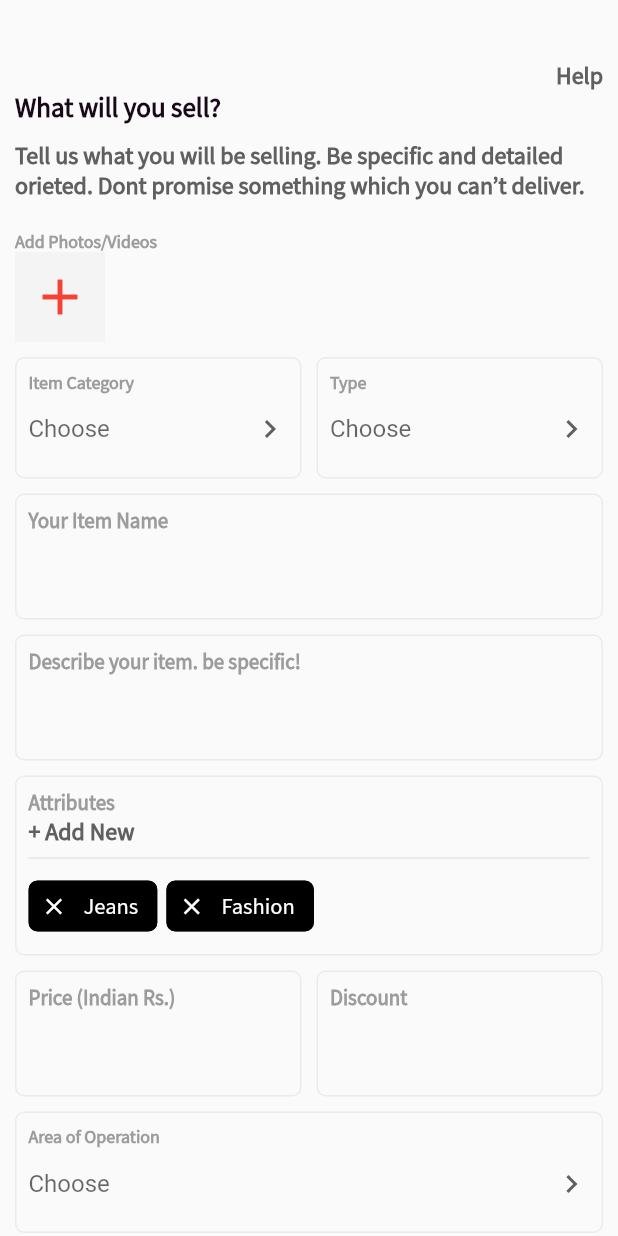
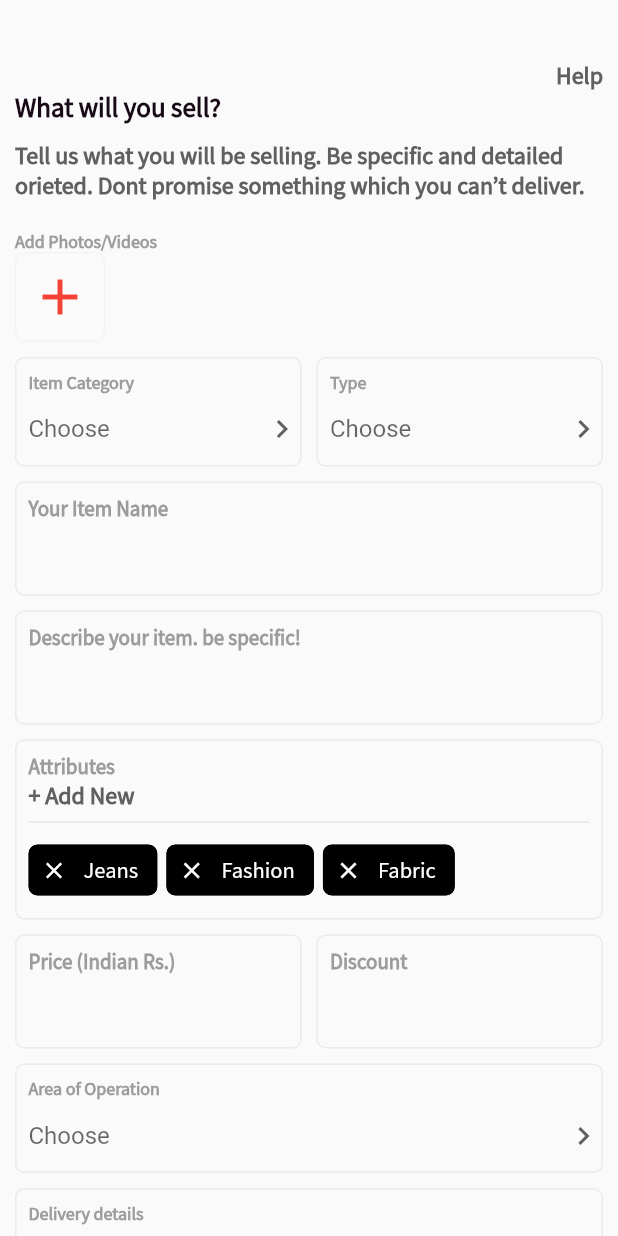
Before and after one commit to KartikJabreba/Qwikly, a Flutter app: the screen it shows after launch, on a phone screen of 412 x 824 dp. Run offline on Flutter 3.47's test engine with Material 2 defaults, Android fonts, the light colour scheme and no system bars; our stand-ins replace image_picker.

Commit message:
update setup1-11

```diff
--- a/lib/addAtributeProvider.dart
+++ b/lib/addAtributeProvider.dart
@@ -1,7 +1,7 @@
 import 'package:flutter/cupertino.dart';
 
 class AttributesProvider extends ChangeNotifier {
-  List<String> _attributes = ['Jeans', 'Fashion',];
+  List<String> _attributes = ['Jeans', 'Fashion', 'Fabric'];
 
   List<String> get attribute => _attributes;
 
--- a/lib/screens/sellScreen.dart
+++ b/lib/screens/sellScreen.dart
@@ -10,8 +10,6 @@ import '../addAtributeProvider.dart';
 import 'addAtributes.dart';
 
 class SellScreen extends StatefulWidget {
-
-
   @override
   _SellScreenState createState() => _SellScreenState();
 }
@@ -34,7 +32,7 @@ class _SellScreenState extends State<SellScreen> {
 
   Widget dropDownItems(String hinText, List<String> _listData) {
     return Container(
-      padding: EdgeInsets.all(8),
+      padding: EdgeInsets.only(left: 8, top: 8),
       decoration: BoxDecoration(
           border: Border.all(
             color: AppColors.BORDER_COLOR,
@@ -84,7 +82,7 @@ class _SellScreenState extends State<SellScreen> {
 
   Widget textInputPanel(String hintext) {
     return Container(
-      padding: EdgeInsets.all(8),
+      padding: EdgeInsets.only(left: 8, top: 8),
       decoration: BoxDecoration(
           border: Border.all(
             color: AppColors.BORDER_COLOR,
@@ -112,7 +110,8 @@ class _SellScreenState extends State<SellScreen> {
 
   Widget textButton(String text) {
     return Container(
-      height: 60,
+      height: 50,
+      width: 75,
       padding: EdgeInsets.all(8),
       decoration: BoxDecoration(
           color: AppColors.RED, borderRadius: BorderRadius.circular(6)),
@@ -155,7 +154,6 @@ class _SellScreenState extends State<SellScreen> {
 
   @override
   Widget build(BuildContext context) {
-
     return Consumer<AttributesProvider>(builder: (context, data, child) {
       return Scaffold(
         body: SingleChildScrollView(
@@ -184,7 +182,7 @@ class _SellScreenState extends State<SellScreen> {
                 ),
                 Text(
                   'Tell us what you will be selling. Be specific and detailed orieted. Dont promise something which you can’t deliver.',
-                  style: sfMedium.copyWith(
+                  style: sfRegular.copyWith(
                     color: AppColors.TEXTCOLOR,
                   ),
                 ),
@@ -210,7 +208,8 @@ class _SellScreenState extends State<SellScreen> {
                       images.length == 0
                           ? SizedBox()
                           : Container(
-                              height: 90,
+                              height: 60,
+                              width: 60,
                               child: ListView.builder(
                                   scrollDirection: Axis.horizontal,
                                   shrinkWrap: true,
@@ -228,9 +227,13 @@ class _SellScreenState extends State<SellScreen> {
                       GestureDetector(
                         onTap: pickImage,
                         child: Container(
+                          decoration: BoxDecoration(
+                              border: Border.all(
+                                color: AppColors.CONTAINER_COLOR,
+                              ),
+                              borderRadius: BorderRadius.circular(6)),
                           height: 60,
                           width: 60,
-                          color: AppColors.CONTAINER_COLOR,
                           child: Icon(
                             Icons.add,
                             color: Colors.red,
@@ -302,8 +305,8 @@ class _SellScreenState extends State<SellScreen> {
                       Wrap(
                         spacing: 6.0,
                         runSpacing: 6.0,
-                        children: List<Widget>.generate(
-                            data.attribute .length, (int index) {
+                        children: List<Widget>.generate(data.attribute.length,
+                            (int index) {
                           return Chip(
                             avatar: Icon(Icons.clear, color: Colors.white),
                             shape: RoundedRectangleBorder(
@@ -355,6 +358,68 @@ class _SellScreenState extends State<SellScreen> {
                 SizedBox(
                   height: 10,
                 ),
+                Container(
+                  padding: EdgeInsets.all(8),
+                  decoration: BoxDecoration(
+                      border: Border.all(
+                        color: AppColors.BORDER_COLOR,
+                      ),
+                      borderRadius: BorderRadius.circular(6)),
+                  child: Column(
+                    crossAxisAlignment: CrossAxisAlignment.start,
+                    children: [
+                      Text(
+                        'Add tag for search',
+                        style: sfMedium.copyWith(
+                            color: AppColors.LIGHT_GREY,
+                            fontSize: 14,
+                            fontWeight: FontWeight.bold),
+                      ),
+                      GestureDetector(
+                        child: Text(
+                          '+ Add New',
+                          style: sfMedium.copyWith(
+                            color: AppColors.TEXTCOLOR,
+                          ),
+                        ),
+                        onTap: () {
+                          Navigator.push(
+                            context,
+                            MaterialPageRoute(
+                                builder: (context) => AddAttributes()),
+                          );
+                        },
+                      ),
+                      Divider(),
+                      Wrap(
+                        spacing: 6.0,
+                        runSpacing: 6.0,
+                        children: List<Widget>.generate(data.attribute.length,
+                            (int index) {
+                          return Chip(
+                            avatar: Icon(Icons.clear, color: Colors.white),
+                            shape: RoundedRectangleBorder(
+                                borderRadius: BorderRadius.all(
+                              Radius.circular(6),
+                            )),
+                            side: BorderSide(),
+                            backgroundColor: Colors.black,
+                            labelStyle: sfMedium.copyWith(
+                                color: Colors.white,
+                                fontSize: 15,
+                                fontWeight: FontWeight.normal),
+                            label: Text(data.attribute[index]),
+                          );
+                        }),
+                      ),
+                    ],
+                  ),
+                ),
+
+                SizedBox(
+                  height: 30,
+                ),
+
                 Align(
                   alignment: Alignment.center,
                   child: Text(
@@ -379,7 +444,7 @@ class _SellScreenState extends State<SellScreen> {
                 ),
 
                 SizedBox(
-                  height: 10,
+                  height: 20,
                 ),
                 Row(
                   children: [
@@ -391,7 +456,7 @@ class _SellScreenState extends State<SellScreen> {
                   ],
                 ),
                 SizedBox(
-                  height: 10,
+                  height: 20,
                 ),
               ],
             ),
--- a/lib/utils/styles.dart
+++ b/lib/utils/styles.dart
@@ -1,11 +1,14 @@
 import 'package:flutter/material.dart';
 
 const sfMedium = TextStyle(
-  fontSize:16,
+  fontSize: 16,
   fontFamily: 'SourceSansPro',
-  fontWeight: FontWeight.w600	,
+  fontWeight: FontWeight.w600,
 );
-const sfBold = TextStyle(
+const sfRegular = TextStyle(
+  fontSize: 16,
   fontFamily: 'SourceSansPro',
-  fontWeight: FontWeight.bold
+  fontWeight: FontWeight.w600,
 );
+const sfBold =
+    TextStyle(fontFamily: 'SourceSansPro', fontWeight: FontWeight.bold);
```
